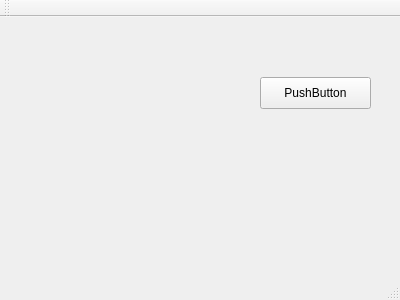
Qt form mainwindow.ui (MaminDRG/OOP_lab6) before a commit.
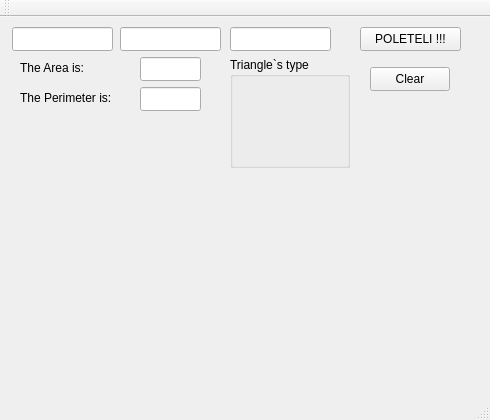
The same form after that commit.

Patch:
```diff
--- a/mainwindow.ui
+++ b/mainwindow.ui
@@ -6,10 +6,16 @@
    <rect>
     <x>0</x>
     <y>0</y>
-    <width>400</width>
-    <height>300</height>
+    <width>490</width>
+    <height>420</height>
    </rect>
   </property>
+  <property name="sizePolicy">
+   <sizepolicy hsizetype="Preferred" vsizetype="Preferred">
+    <horstretch>0</horstretch>
+    <verstretch>0</verstretch>
+   </sizepolicy>
+  </property>
   <property name="windowTitle">
    <string>MainWindow</string>
   </property>
@@ -17,14 +23,167 @@
    <widget class="QPushButton" name="pushButton">
     <property name="geometry">
      <rect>
-      <x>260</x>
-      <y>60</y>
+      <x>360</x>
+      <y>10</y>
+      <width>101</width>
+      <height>24</height>
+     </rect>
+    </property>
+    <property name="text">
+     <string>POLETELI !!!</string>
+    </property>
+   </widget>
+   <widget class="QLineEdit" name="lineEdit_side1">
+    <property name="geometry">
+     <rect>
+      <x>12</x>
+      <y>10</y>
+      <width>101</width>
+      <height>24</height>
+     </rect>
+    </property>
+    <property name="inputMask">
+     <string comment="[0-9]?" extracomment="numbers"/>
+    </property>
+    <property name="text">
+     <string/>
+    </property>
+    <property name="echoMode">
+     <enum>QLineEdit::Normal</enum>
+    </property>
+    <property name="readOnly">
+     <bool>false</bool>
+    </property>
+    <property name="placeholderText">
+     <string comment="&quot; ebalo&quot;"/>
+    </property>
+    <property name="cursorMoveStyle">
+     <enum>Qt::LogicalMoveStyle</enum>
+    </property>
+   </widget>
+   <widget class="QLineEdit" name="lineEdit_side2">
+    <property name="geometry">
+     <rect>
+      <x>120</x>
+      <y>10</y>
+      <width>101</width>
+      <height>24</height>
+     </rect>
+    </property>
+    <property name="inputMask">
+     <string comment="[0-1]?" extracomment="numbers"/>
+    </property>
+    <property name="text">
+     <string/>
+    </property>
+    <property name="placeholderText">
+     <string comment="sooqa2"/>
+    </property>
+   </widget>
+   <widget class="QLineEdit" name="lineEdit_angle12">
+    <property name="geometry">
+     <rect>
+      <x>230</x>
+      <y>10</y>
+      <width>101</width>
+      <height>24</height>
+     </rect>
+    </property>
+    <property name="inputMethodHints">
+     <set>Qt::ImhNone</set>
+    </property>
+    <property name="inputMask">
+     <string comment="[0-1]?" extracomment="numbers"/>
+    </property>
+    <property name="text">
+     <string/>
+    </property>
+    <property name="placeholderText">
+     <string comment="sooqa3"/>
+    </property>
+    <property name="cursorMoveStyle">
+     <enum>Qt::LogicalMoveStyle</enum>
+    </property>
+    <property name="clearButtonEnabled">
+     <bool>false</bool>
+    </property>
+   </widget>
+   <widget class="QLineEdit" name="lineEdit_Area">
+    <property name="geometry">
+     <rect>
+      <x>140</x>
+      <y>40</y>
+      <width>61</width>
+      <height>24</height>
+     </rect>
+    </property>
+    <property name="readOnly">
+     <bool>true</bool>
+    </property>
+   </widget>
+   <widget class="QLineEdit" name="lineEdit_Perimeter">
+    <property name="geometry">
+     <rect>
+      <x>140</x>
+      <y>70</y>
+      <width>61</width>
+      <height>24</height>
+     </rect>
+    </property>
+    <property name="readOnly">
+     <bool>true</bool>
+    </property>
+   </widget>
+   <widget class="QLabel" name="label">
+    <property name="geometry">
+     <rect>
+      <x>20</x>
+      <y>40</y>
+      <width>81</width>
+      <height>21</height>
+     </rect>
+    </property>
+    <property name="text">
+     <string>The Area is: </string>
+    </property>
+   </widget>
+   <widget class="QLabel" name="label_2">
+    <property name="geometry">
+     <rect>
+      <x>20</x>
+      <y>70</y>
       <width>111</width>
-      <height>32</height>
+      <height>21</height>
      </rect>
     </property>
     <property name="text">
-     <string>PushButton</string>
+     <string>The Perimeter is:</string>
+    </property>
+   </widget>
+   <widget class="QPushButton" name="PushButtonClear">
+    <property name="geometry">
+     <rect>
+      <x>370</x>
+      <y>50</y>
+      <width>80</width>
+      <height>24</height>
+     </rect>
+    </property>
+    <property name="text">
+     <string>Clear</string>
+    </property>
+   </widget>
+   <widget class="QGroupBox" name="groupBox">
+    <property name="geometry">
+     <rect>
+      <x>230</x>
+      <y>40</y>
+      <width>120</width>
+      <height>111</height>
+     </rect>
+    </property>
+    <property name="title">
+     <string>Triangle`s type</string>
     </property>
    </widget>
   </widget>
```
Left out of the diff: 6 changed lines with no effect on the pictures.
